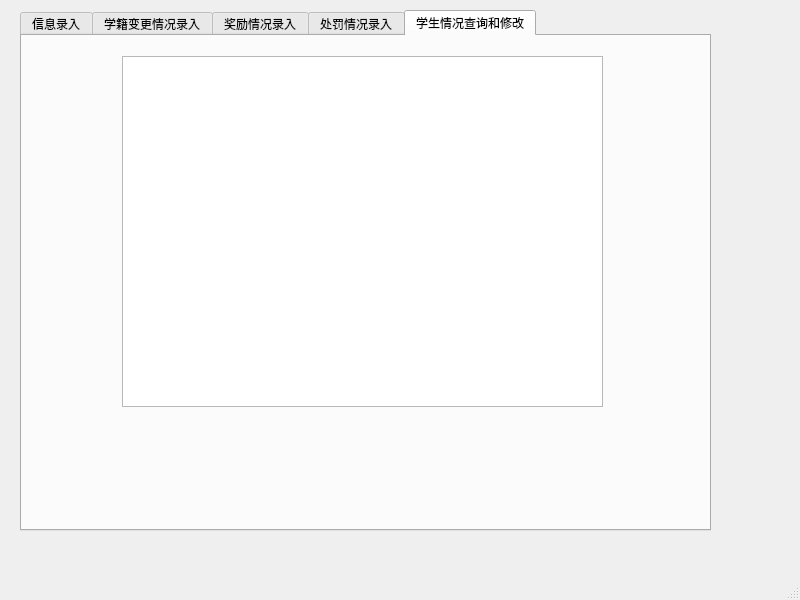
rileychc/StuInfoManage, file mainwindow.ui: the form before one commit.
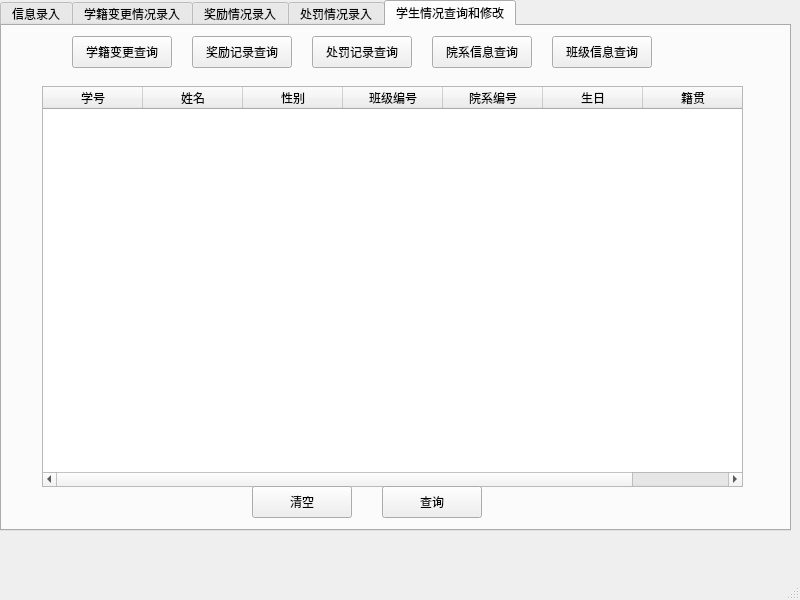
The form after the commit.

```diff
--- a/mainwindow.ui
+++ b/mainwindow.ui
@@ -17,10 +17,10 @@
    <widget class="QTabWidget" name="tabWidget">
     <property name="geometry">
      <rect>
-      <x>20</x>
-      <y>10</y>
-      <width>691</width>
-      <height>521</height>
+      <x>0</x>
+      <y>0</y>
+      <width>791</width>
+      <height>531</height>
      </rect>
     </property>
     <property name="currentIndex">
@@ -547,11 +547,137 @@
      <widget class="QTableWidget" name="tableWidget">
       <property name="geometry">
        <rect>
-        <x>100</x>
-        <y>20</y>
-        <width>481</width>
-        <height>351</height>
+        <x>40</x>
+        <y>60</y>
+        <width>701</width>
+        <height>401</height>
        </rect>
+      </property>
+      <column>
+       <property name="text">
+        <string>学号</string>
+       </property>
+      </column>
+      <column>
+       <property name="text">
+        <string>姓名</string>
+       </property>
+      </column>
+      <column>
+       <property name="text">
+        <string>性别</string>
+       </property>
+      </column>
+      <column>
+       <property name="text">
+        <string>班级编号</string>
+       </property>
+      </column>
+      <column>
+       <property name="text">
+        <string>院系编号</string>
+       </property>
+      </column>
+      <column>
+       <property name="text">
+        <string>生日</string>
+       </property>
+      </column>
+      <column>
+       <property name="text">
+        <string>籍贯</string>
+       </property>
+      </column>
+     </widget>
+     <widget class="QPushButton" name="stu_query_Button">
+      <property name="geometry">
+       <rect>
+        <x>380</x>
+        <y>460</y>
+        <width>100</width>
+        <height>32</height>
+       </rect>
+      </property>
+      <property name="text">
+       <string>查询</string>
+      </property>
+     </widget>
+     <widget class="QPushButton" name="chg_query_p">
+      <property name="geometry">
+       <rect>
+        <x>70</x>
+        <y>10</y>
+        <width>100</width>
+        <height>32</height>
+       </rect>
+      </property>
+      <property name="text">
+       <string>学籍变更查询</string>
+      </property>
+     </widget>
+     <widget class="QPushButton" name="rw_query_p">
+      <property name="geometry">
+       <rect>
+        <x>190</x>
+        <y>10</y>
+        <width>100</width>
+        <height>32</height>
+       </rect>
+      </property>
+      <property name="text">
+       <string>奖励记录查询</string>
+      </property>
+     </widget>
+     <widget class="QPushButton" name="pns__query_p">
+      <property name="geometry">
+       <rect>
+        <x>310</x>
+        <y>10</y>
+        <width>100</width>
+        <height>32</height>
+       </rect>
+      </property>
+      <property name="text">
+       <string>处罚记录查询</string>
+      </property>
+     </widget>
+     <widget class="QPushButton" name="depa__query_p">
+      <property name="geometry">
+       <rect>
+        <x>430</x>
+        <y>10</y>
+        <width>100</width>
+        <height>32</height>
+       </rect>
+      </property>
+      <property name="text">
+       <string>院系信息查询</string>
+      </property>
+     </widget>
+     <widget class="QPushButton" name="cls__query_p">
+      <property name="geometry">
+       <rect>
+        <x>550</x>
+        <y>10</y>
+        <width>100</width>
+        <height>32</height>
+       </rect>
+      </property>
+      <property name="text">
+       <string>班级信息查询</string>
+      </property>
+     </widget>
+     <widget class="QPushButton" name="stu_clapushButton">
+      <property name="geometry">
+       <rect>
+        <x>250</x>
+        <y>460</y>
+        <width>100</width>
+        <height>32</height>
+       </rect>
+      </property>
+      <property name="text">
+       <string>清空</string>
       </property>
      </widget>
     </widget>
```
